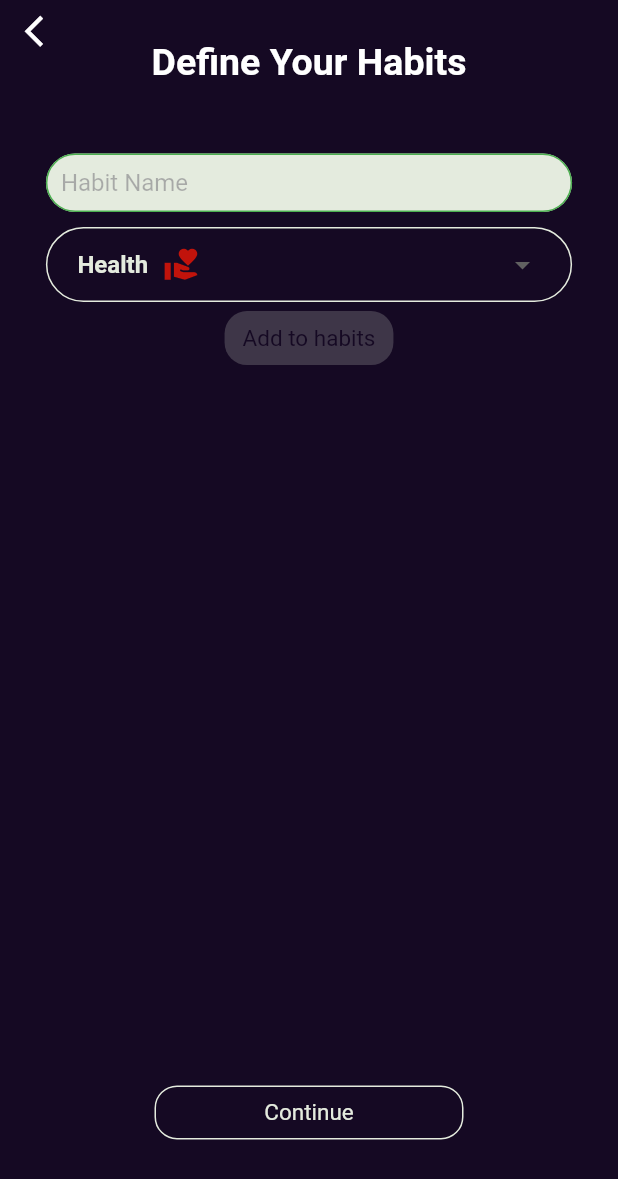
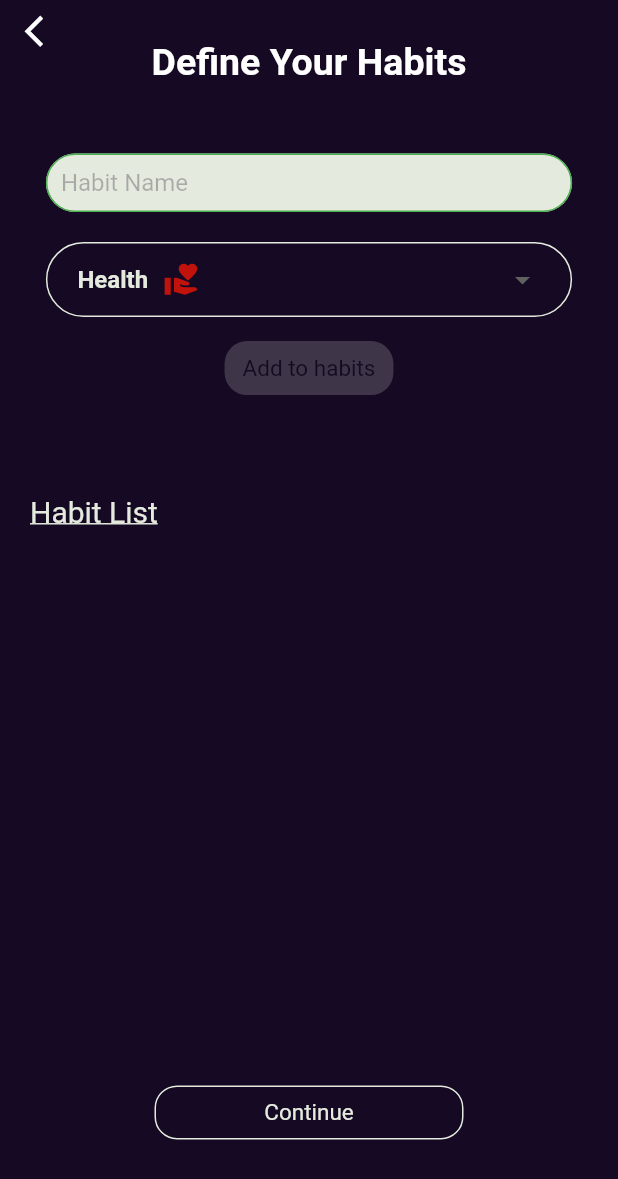
Before and after one commit to anielyavuz/kiwihabitapp, a Flutter app: the DefineYourHabit screen opened directly, on a phone screen of 412 x 824 dp. Shown: the top 1179 px of the screen. Run offline on Flutter 3.47's test engine with Material 2 defaults, Android fonts, the phone set to English and light mode, and no system bars; our stand-ins replace expandable, firebase_auth, firebase_core, google_fonts, hive, hive_flutter and 1 more; accounts and stored records are empty; generated files the repository leaves out were written again; Roboto replaces fonts that are missing (Times New Roman).

Commit message:
23:14 21.11.2022

```diff
--- a/lib/pages/defineYourHabit.dart
+++ b/lib/pages/defineYourHabit.dart
@@ -121,11 +121,12 @@ class _DefineYourHabitState extends State<DefineYourHabit> {
                     ),
                   ),
                   Expanded(
-                      flex: 2,
+                      flex: 3,
                       child: Column(
+                        mainAxisAlignment: MainAxisAlignment.start,
                         children: [
                           Container(
-                              padding: EdgeInsets.fromLTRB(10, 20, 10, 10),
+                              padding: EdgeInsets.fromLTRB(10, 20, 10, 20),
                               width: MediaQuery.of(context).size.width * 9 / 10,
                               child: TextFieldDecoration(
                                 hintYazi: "Habit Name",
@@ -253,7 +254,9 @@ class _DefineYourHabitState extends State<DefineYourHabit> {
                                   }),
                             ),
                           ),
-                          RawMaterialButton(
+                          Container(
+                            padding: EdgeInsets.fromLTRB(0, 10, 0, 0),
+                            child: RawMaterialButton(
                                 fillColor: _habitName == null || _habitName == ""
                                     ? _yaziTipiRengi.withOpacity(0.2)
                                     : _yaziTipiRengi,
@@ -284,37 +287,49 @@ class _DefineYourHabitState extends State<DefineYourHabit> {
                                           _YourHabits.add(_habit);
                                         });
                                       }),
+                          ),
                         ],
                       )),
                   Expanded(
-                    flex: 5,
-                    child: SingleChildScrollView(
+                    flex: 4,
+                    child: Column(
+                      children: [
+                        Container(
+                            padding: EdgeInsets.fromLTRB(20, 0, 0, 0),
+                            alignment: Alignment.centerLeft,
+                            child: Text(
+                              "Habit List",
+                              style: TextStyle(
+                                color: _yaziTipiRengi,
+                                fontSize: 20,
+                                fontFamily: 'Times New Roman',
+                                decoration: TextDecoration.underline,
+                                // fontWeight: FontWeight.bold
+                              ),
+                            )),
+                        SingleChildScrollView(
                           child: Container(
                             padding: EdgeInsets.all(10),
                             child: Column(
                               children: _YourHabits.map((habit) {
                                 return Container(
+                                  // height: MediaQuery.of(context).size.height / 13,
                                   child: Card(
                                     color: _yaziTipiRengi,
                                     child: ListTile(
-                                  title: Text(habit['habitName']),
-                                  subtitle: Row(
-                                    children: [
-                                      Text(habit['habitCategory']),
-                                      SizedBox(
-                                        width: 10,
-                                      ),
-                                      habit['habitCategory'] == 'Health'
+                                      isThreeLine: false,
+                                      leading: habit['habitCategory'] ==
+                                              'Health'
                                           ? Icon(
                                               Icons.volunteer_activism,
-                                              size: 25,
+                                              size: 32,
                                               color: Color.fromARGB(
                                                   223, 232, 77, 77),
                                             )
                                           : habit['habitCategory'] == 'Sport'
                                               ? Icon(
                                                   Icons.directions_run,
-                                                  size: 25,
+                                                  size: 32,
                                                   color: Color.fromARGB(
                                                       223, 18, 218, 7),
                                                 )
@@ -322,7 +337,7 @@ class _DefineYourHabitState extends State<DefineYourHabit> {
                                                       'Study'
                                                   ? Icon(
                                                       Icons.school,
-                                                      size: 25,
+                                                      size: 32,
                                                       color: Color.fromARGB(
                                                           223, 124, 38, 223),
                                                     )
@@ -330,7 +345,7 @@ class _DefineYourHabitState extends State<DefineYourHabit> {
                                                           'Art'
                                                       ? Icon(
                                                           Icons.palette,
-                                                          size: 25,
+                                                          size: 32,
                                                           color: Color.fromARGB(
                                                               223, 225, 5, 240),
                                                         )
@@ -339,7 +354,7 @@ class _DefineYourHabitState extends State<DefineYourHabit> {
                                                           ? Icon(
                                                               Icons
                                                                   .attach_money,
-                                                              size: 25,
+                                                              size: 32,
                                                               color: Color
                                                                   .fromARGB(
                                                                       223,
@@ -352,7 +367,7 @@ class _DefineYourHabitState extends State<DefineYourHabit> {
                                                               ? Icon(
                                                                   Icons
                                                                       .nightlife,
-                                                                  size: 25,
+                                                                  size: 32,
                                                                   color: Color
                                                                       .fromARGB(
                                                                           223,
@@ -363,16 +378,22 @@ class _DefineYourHabitState extends State<DefineYourHabit> {
                                                               : Icon(
                                                                   Icons
                                                                       .smoke_free,
-                                                                  size: 25,
+                                                                  size: 32,
                                                                   color: Color
                                                                       .fromARGB(
                                                                           223,
                                                                           19,
                                                                           153,
                                                                           243),
-                                                                )
-                                    ],
                                                                 ),
+                                      dense: true,
+                                      visualDensity:
+                                          VisualDensity(vertical: -4),
+                                      title: Container(
+                                          padding:
+                                              EdgeInsets.fromLTRB(0, 0, 0, 3),
+                                          child: Text(habit['habitName'])),
+                                      subtitle: Text(habit['habitCategory']),
                                       trailing: ElevatedButton(
                                         style: ElevatedButton.styleFrom(
                                             primary: Colors.redAccent),
@@ -384,8 +405,8 @@ class _DefineYourHabitState extends State<DefineYourHabit> {
                                                 habit['habitName']);
                                           });
 
-                                      box.put(
-                                          "chooseYourHabitsHive", _YourHabits);
+                                          box.put("chooseYourHabitsHive",
+                                              _YourHabits);
 
                                           getCurrentChooseYourHabits();
                                         },
@@ -396,6 +417,8 @@ class _DefineYourHabitState extends State<DefineYourHabit> {
                               }).toList(),
                             ),
                           ),
+                        ),
+                      ],
                     ),
                   ),
                   Expanded(
```
Lines whose indentation alone changed are shown as unchanged.
